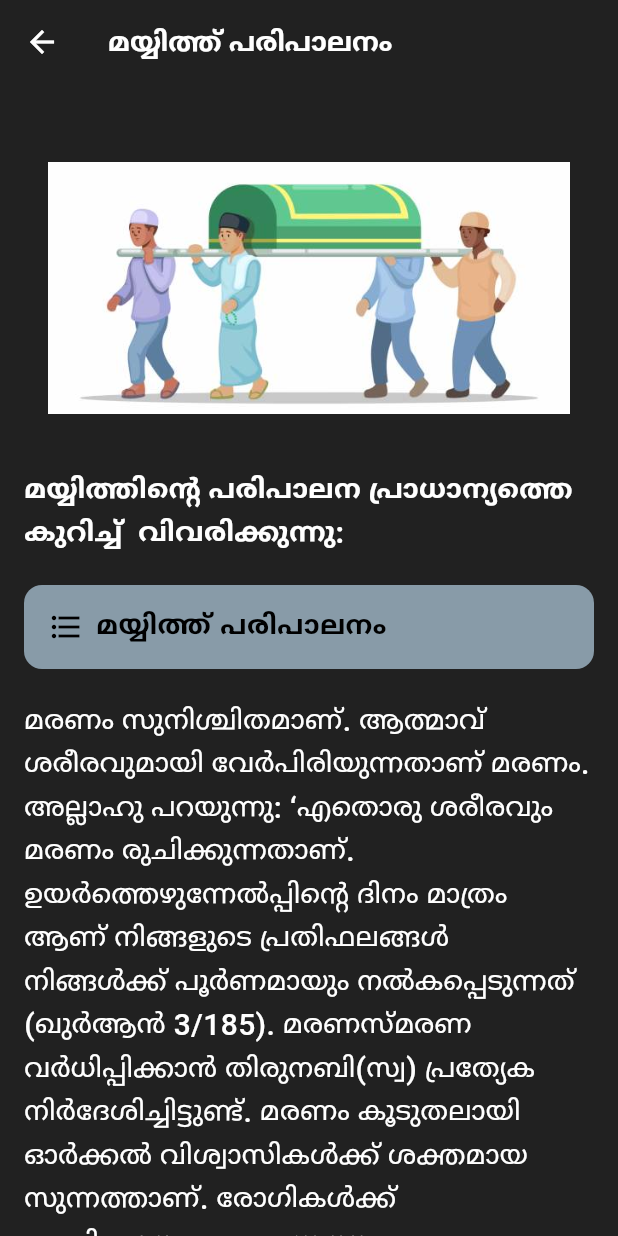
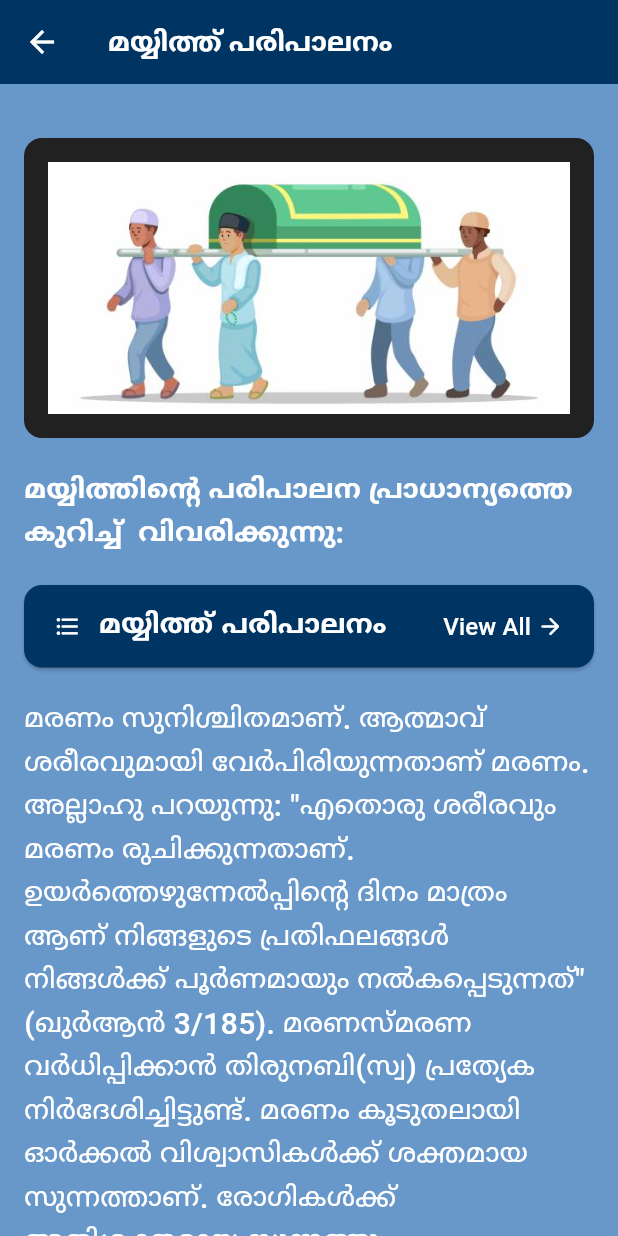
Before and after one commit to Jalaludheen25/Salat_jnz, a Flutter app: the MayyithScreen screen opened directly, on a phone screen of 412 x 824 dp. Run offline on Flutter 3.47's test engine with Material 3 defaults, Android fonts, the phone set to English and light mode, and no system bars; our stand-ins replace dots_indicator, google_fonts, just_audio.

Commit message:
🎨 Update UI of Detail Pages

```diff
--- a/lib/constants/colorclass.dart
+++ b/lib/constants/colorclass.dart
@@ -3,6 +3,7 @@ import 'package:flutter/material.dart';
 class ColorClass {
   static const Color primaryColor = Color(0xFF276AB3);
   static const Color secondaryColor = Color(0xFF003463);
+  static const Color detailprimary = Color.fromRGBO(39, 106, 179, 0.7);
 
   static const Color white = Color(0xffFFFFFF);
   static const Color white70 = Color(0xA4FFFFFF);
--- a/lib/screen/MayyithScreen.dart
+++ b/lib/screen/MayyithScreen.dart
@@ -17,11 +17,11 @@ class _MayyithScreenState extends State<MayyithScreen> {
   @override
   Widget build(BuildContext context) {
     return Scaffold(
-      backgroundColor: Colors.grey[900],
+      backgroundColor: ColorClass.detailprimary,
       appBar: AppBar(
-        backgroundColor: Colors.grey[900],
+        backgroundColor: ColorClass.secondaryColor,
         leading: IconButton(
-          icon: const Icon(Icons.arrow_back, color: Colors.white),
+          icon: const Icon(Icons.arrow_back, color: ColorClass.white),
           onPressed: () => Navigator.pop(context),
         ),
         title: Text(
@@ -61,14 +61,14 @@ class _MayyithScreenState extends State<MayyithScreen> {
                 'മയ്യിത്തിൻ്റെ പരിപാലന പ്രാധാന്യത്തെ കുറിച്ച്  വിവരിക്കുന്നു:',
                 style: GoogleFonts.anekMalayalam(
                   fontSize: 20,
-            color: Colors.white,
+                  color: ColorClass.white,
                   fontWeight: FontWeight.w600,
                 ),
               ),
               const SizedBox(height: 20),
-              // Prayer Steps Button
-              GestureDetector(
-                onTap: () {
+              // Improved Prayer Steps Button
+              ElevatedButton(
+                onPressed: () {
                   Navigator.push(
                     context,
                     MaterialPageRoute(
@@ -76,40 +76,65 @@ class _MayyithScreenState extends State<MayyithScreen> {
                     ),
                   );
                 },
-                child: Container(
-                  padding: const EdgeInsets.all(16),
-                  decoration: BoxDecoration(
-                    color: ColorClass.blueGrey1,
+                style: ElevatedButton.styleFrom(
+                  foregroundColor: ColorClass.white,
+                  backgroundColor: ColorClass.secondaryColor,
+                  padding:
+                      const EdgeInsets.symmetric(vertical: 16, horizontal: 20),
+                  shape: RoundedRectangleBorder(
                     borderRadius: BorderRadius.circular(12),
                   ),
+                ),
                 child: Row(
+                  mainAxisAlignment: MainAxisAlignment.spaceBetween,
                   children: [
-                      const Icon(Icons.format_list_bulleted,
-                          color: Colors.black),
-                      const SizedBox(width: 8),
+                    Row(
+                      children: [
+                        Icon(Icons.format_list_bulleted,
+                            color: ColorClass.white),
+                        SizedBox(width: 12),
                         Text(
                           'മയ്യിത്ത് പരിപാലനം',
                           style: TextStyleClass.primaryFontMalayalam(
-                            18, Colors.black, FontWeight.w100, TextAlign.start),
+                              18,
+                              ColorClass.white,
+                              FontWeight.w500,
+                              TextAlign.start),
+                        ),
+                      ],
+                    ),
+                    Row(
+                      children: [
+                        Text(
+                          'View All',
+                          style: TextStyle(
+                            color: ColorClass.white,
+                            fontSize: 16,
+                            fontWeight: FontWeight.w500,
+                          ),
+                        ),
+                        SizedBox(width: 4),
+                        Icon(
+                          Icons.arrow_forward_rounded,
+                          color: ColorClass.white,
+                          size: 18,
+                        ),
+                      ],
                     ),
                   ],
                 ),
               ),
-              ),
               const SizedBox(height: 20),
-
               // Prayer Details
               Text(
-                'മരണം സുനിശ്ചിതമാണ്. ആത്മാവ് ശരീരവുമായി വേര്‍പിരിയുന്നതാണ് മരണം. അല്ലാഹു പറയുന്നു: ‘എതൊരു ശരീരവും മരണം രുചിക്കുന്നതാണ്. ഉയര്‍ത്തെഴുന്നേല്‍പ്പിന്‍റെ ദിനം മാത്രം ആണ് നിങ്ങളുടെ പ്രതിഫലങ്ങള്‍ നിങ്ങള്‍ക്ക് പൂര്‍ണമായും നല്‍കപ്പെടുന്നത് (ഖുര്‍ആന്‍ 3/185). മരണസ്മരണ വര്‍ധിപ്പിക്കാന്‍ തിരുനബി(സ്വ) പ്രത്യേക നിര്‍ദേശിച്ചിട്ടുണ്ട്. മരണം കൂടുതലായി ഓര്‍ക്കല്‍ വിശ്വാസികള്‍ക്ക് ശക്തമായ സുന്നത്താണ്. രോഗികള്‍ക്ക് അതിശക്തമായ സുന്നത്തും. മരണാസന്നനായ വ്യക്തിക്ക് ചില കാര്യങ്ങള്‍ ചെയ്തുകൊടുക്കാന്‍ ഇസ്ലാം പഠിപ്പിക്കുന്നുണ്ട്.',
+                "മരണം സുനിശ്ചിതമാണ്. ആത്മാവ് ശരീരവുമായി വേര്‍പിരിയുന്നതാണ് മരണം. അല്ലാഹു പറയുന്നു: \"എതൊരു ശരീരവും മരണം രുചിക്കുന്നതാണ്. ഉയര്‍ത്തെഴുന്നേല്‍പ്പിന്‍റെ ദിനം മാത്രം ആണ് നിങ്ങളുടെ പ്രതിഫലങ്ങള്‍ നിങ്ങള്‍ക്ക് പൂര്‍ണമായും നല്‍കപ്പെടുന്നത്\" (ഖുര്‍ആന്‍ 3/185). മരണസ്മരണ വര്‍ധിപ്പിക്കാന്‍ തിരുനബി(സ്വ) പ്രത്യേക നിര്‍ദേശിച്ചിട്ടുണ്ട്. മരണം കൂടുതലായി ഓര്‍ക്കല്‍ വിശ്വാസികള്‍ക്ക് ശക്തമായ സുന്നത്താണ്. രോഗികള്‍ക്ക് അതിശക്തമായ സുന്നത്തും. മരണാസന്നനായ വ്യക്തിക്ക് ചില കാര്യങ്ങള്‍ ചെയ്തുകൊടുക്കാന്‍ ഇസ്ലാം പഠിപ്പിക്കുന്നുണ്ട്.",
                 style: GoogleFonts.anekMalayalam(
                   fontSize: 20,
                   color: Colors.white,
                   fontWeight: FontWeight.w500,
                 ),
-                textAlign: TextAlign
-                    .left,
+                textAlign: TextAlign.left,
               ),
-
               SizedBox(height: 20),
               Text(
                 'മരണം ഉറപ്പിച്ചാല്‍ നിര്‍വഹിക്കേണ്ട പ്രധാന കര്‍മങ്ങള്‍ നോക്കാം.',
@@ -118,11 +143,11 @@ class _MayyithScreenState extends State<MayyithScreen> {
                   color: Colors.white,
                   fontWeight: FontWeight.w600,
                 ),
-
               ),
               const SizedBox(height: 20),
-              GestureDetector(
-                onTap: () {
+              // Improved Post-Death Actions Button
+              ElevatedButton(
+                onPressed: () {
                   Navigator.push(
                     context,
                     MaterialPageRoute(
@@ -130,37 +155,63 @@ class _MayyithScreenState extends State<MayyithScreen> {
                     ),
                   );
                 },
-                child: Container(
-                  padding: const EdgeInsets.all(16),
-                  decoration: BoxDecoration(
-                    color: ColorClass.blueGrey1,
+                style: ElevatedButton.styleFrom(
+                  backgroundColor: ColorClass.secondaryColor,
+                  foregroundColor: ColorClass.white,
+                  padding:
+                      const EdgeInsets.symmetric(vertical: 16, horizontal: 20),
+                  shape: RoundedRectangleBorder(
                     borderRadius: BorderRadius.circular(12),
                   ),
+                ),
                 child: Row(
+                  mainAxisAlignment: MainAxisAlignment.spaceBetween,
                   children: [
-                      const Icon(Icons.format_list_bulleted,
-                          color: Colors.black),
-                      const SizedBox(width: 8),
+                    Row(
+                      children: [
+                        Icon(Icons.format_list_bulleted,
+                            color: ColorClass.white),
+                        SizedBox(width: 12),
                         Text(
                           'മരണാനന്തര ക്രിയകള്‍',
-                        style: TextStyleClass.primaryFontMalayalam(18,
-                            Colors.black, FontWeight.w100, TextAlign.justify),
+                          style: TextStyleClass.primaryFontMalayalam(
+                              18,
+                              ColorClass.white,
+                              FontWeight.w500,
+                              TextAlign.start),
+                        ),
+                      ],
+                    ),
+                    Row(
+                      children: [
+                        Text(
+                          'View All',
+                          style: TextStyle(
+                            color: ColorClass.white,
+                            fontSize: 16,
+                            fontWeight: FontWeight.w500,
+                          ),
+                        ),
+                        SizedBox(width: 4),
+                        Icon(
+                          Icons.arrow_forward_rounded,
+                          color: ColorClass.white,
+                          size: 18,
+                        ),
+                      ],
                     ),
                   ],
                 ),
               ),
-              ),
-
-              const SizedBox(height: 12),
+              const SizedBox(height: 20),
               Text(
                 'ഐഹിക ജീവിതത്തിൻ്റെ അന്ത്യവും മരണാനന്തര ജീവിതത്തിൻ്റെ തുടക്കവുമാണ് ഇസ്‌ലാമിലെ മരണം . മനുഷ്യശരീരത്തിൽ നിന്ന് ആത്മാവിൻ്റെ വേർപിരിയൽ, ഈ ലോകത്ത് നിന്ന് മരണാനന്തര ജീവിതത്തിലേക്കുള്ള കൈമാറ്റം എന്നിങ്ങനെയാണ് മരണത്തെ കാണുന്നത്',
                 style: GoogleFonts.anekMalayalam(
                   fontSize: 20,
-            color: Colors.white,
+                  color: ColorClass.white,
                   fontWeight: FontWeight.w500,
                 ),
-                    textAlign: TextAlign
-                    .left,
+                textAlign: TextAlign.left,
               ),
             ],
           ),
```
Also changed, not shown: lib/screen/SalatalJanazascreen.dart (+44 -16 lines), lib/screen/pages/prayerstepscreen.dart (+36 -19 lines). Lines whose indentation alone changed are shown as unchanged.
